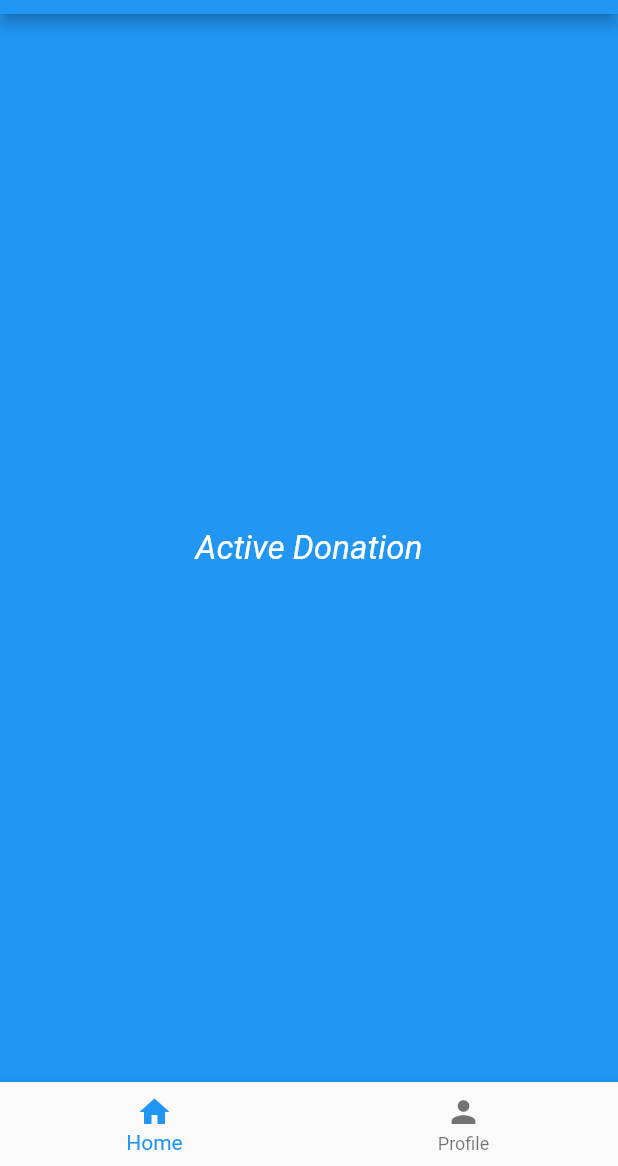
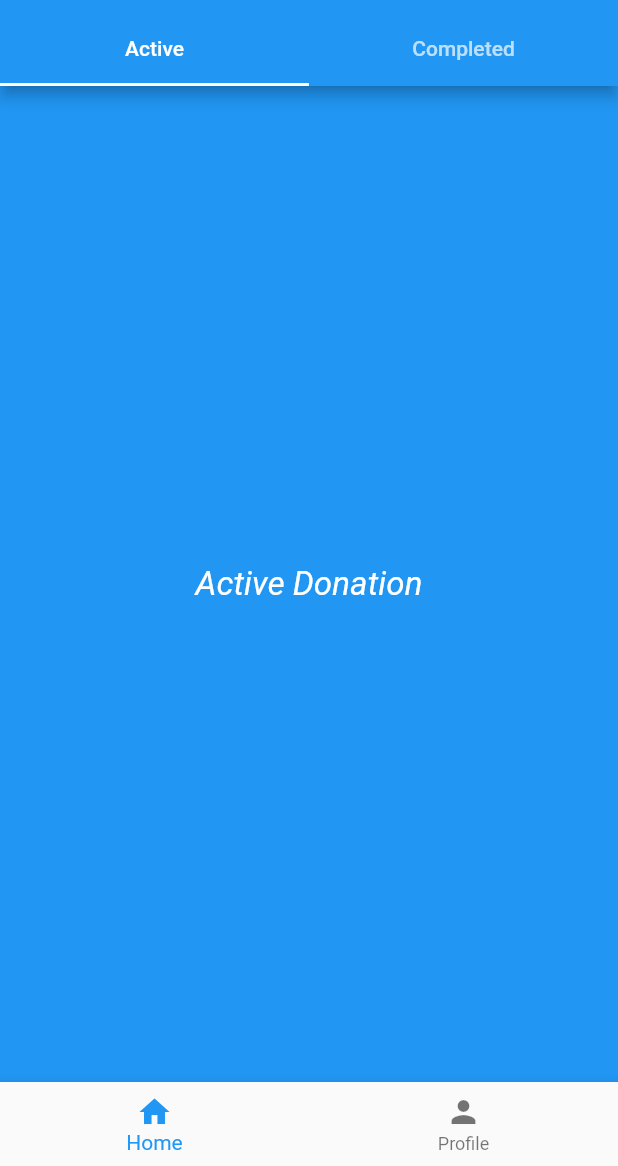
Before and after one commit to shamillov/PaydaOnFlutter, a Flutter app: the screen it shows after launch, on a phone screen of 412 x 824 dp, the part 70-1236 px from its top. Run offline on Flutter 3.47's test engine with Material 2 defaults, Android fonts, the phone set to English and light mode, and no system bars.

Commit message:
added tabs for active/completed donation

```diff
--- a/lib/main.dart
+++ b/lib/main.dart
@@ -12,27 +12,6 @@ class MainApp extends StatelessWidget {
         textTheme: TextTheme(title: TextStyle(color: Colors.white))
       ),
       home: HomePage(),
-    );
-  }
-}
-
-class DonationTabs extends StatelessWidget {
-  @override
-  Widget build(BuildContext context) {
-    return DefaultTabController(
-      length: 2,
-      child: Scaffold(
-        appBar: AppBar(
-          title: Text("Payda"),
-          centerTitle: true,
-          bottom: TabBar(
-            tabs: [
-              Tab(text: "Active",),
-              Tab(text: "Completed",)
-            ],
-          ),
-        ),
-      ),
     );
   }
 }
@@ -63,10 +42,6 @@ class HomePageState extends State<HomePage> {
   @override
   Widget build(BuildContext context) {
     return Scaffold(
-      appBar: AppBar(
-        title: Text("Payda"),
-        centerTitle: true,
-      ),
       body: Center(
         child: tabs[selectedIndex],
       ),
@@ -93,11 +68,33 @@ class DonationPage extends StatelessWidget {
 
   @override
   Widget build(BuildContext context) {
-    return PageView(
-      children: [
-        ActiveDonationPage(),
-        CompletedDonationPage()
-      ],
+    return DonationTabs();
+  }
+}
+
+class DonationTabs extends StatelessWidget {
+  @override
+  Widget build(BuildContext context) {
+    return DefaultTabController(
+      length: 2,
+      child: Scaffold(
+        appBar: AppBar(
+          title: Text("Payda"),
+          centerTitle: true,
+          bottom: TabBar(
+            tabs: [
+              Tab(text: "Active",),
+              Tab(text: "Completed",)
+            ],
+          ),
+        ),
+        body: TabBarView(
+          children: [
+            ActiveDonationPage(),
+            CompletedDonationPage()
+          ],
+        ),
+      ),
     );
   }
 }
@@ -114,7 +111,6 @@ class ActiveDonationPage extends StatelessWidget {
       backgroundColor: Colors.blue,
     );
   }
-
 }
 
 class CompletedDonationPage  extends StatelessWidget {
@@ -136,6 +132,10 @@ class ProfilePage extends StatelessWidget {
   @override
   Widget build(BuildContext context) {
     return Scaffold(
+      appBar: AppBar(
+        title: Text("Payda"),
+        centerTitle: true,
+      ),
       body: Center(
         child: Text(
           "Profile",
@@ -144,5 +144,4 @@ class ProfilePage extends StatelessWidget {
       backgroundColor: Colors.green,
     );
   }
-
 }
```
Also changed, not shown: lib/models/testModel.dart (added, +9 -0 lines).
